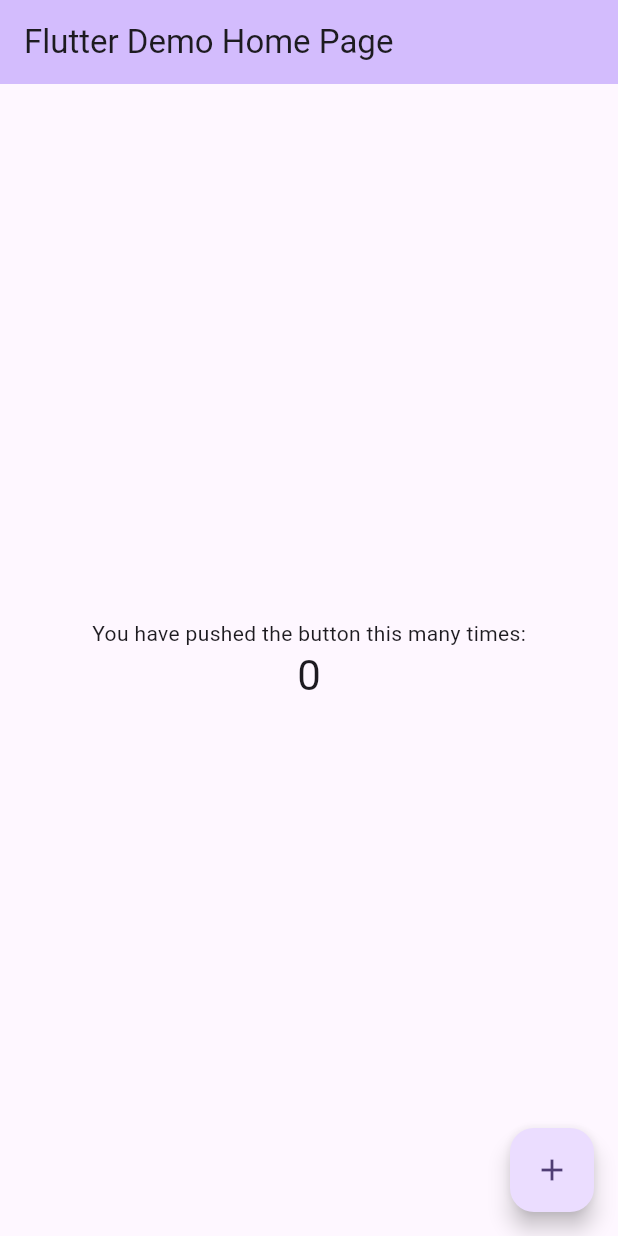
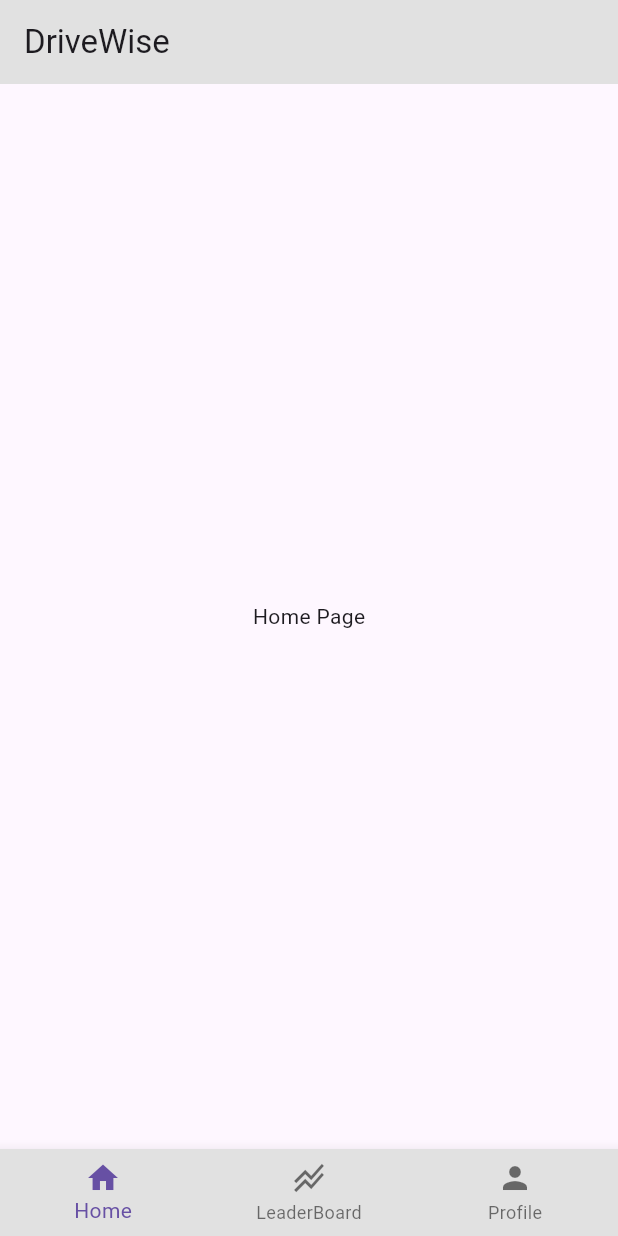
Before and after one commit to R-umaria/Group24F24, a Flutter app: the screen it shows after launch, on a phone screen of 412 x 824 dp. Run offline on Flutter 3.47's test engine with Material 3 defaults, Android fonts, the phone set to English and light mode, and no system bars.

Commit message:
NavBar pages created

```diff
--- a/lib/main.dart
+++ b/lib/main.dart
@@ -1,125 +1,23 @@
+import 'package:drive_wise/pages/first_page.dart';
+import 'package:drive_wise/pages/home_page.dart';
 import 'package:flutter/material.dart';
 
-void main() {
-  runApp(const MyApp());
+void main(){
+  runApp(DriveWise());
 }
 
-class MyApp extends StatelessWidget {
-  const MyApp({super.key});
+class DriveWise extends StatelessWidget {
+  const DriveWise({super.key});
 
-  // This widget is the root of your application.
   @override
   Widget build(BuildContext context) {
     return MaterialApp(
-      title: 'Flutter Demo',
-      theme: ThemeData(
-        // This is the theme of your application.
-        //
-        // TRY THIS: Try running your application with "flutter run". You'll see
-        // the application has a purple toolbar. Then, without quitting the app,
-        // try changing the seedColor in the colorScheme below to Colors.green
-        // and then invoke "hot reload" (save your changes or press the "hot
-        // reload" button in a Flutter-supported IDE, or press "r" if you used
-        // the command line to start the app).
-        //
-        // Notice that the counter didn't reset back to zero; the application
-        // state is not lost during the reload. To reset the state, use hot
-        // restart instead.
-        //
-        // This works for code too, not just values: Most code changes can be
-        // tested with just a hot reload.
-        colorScheme: ColorScheme.fromSeed(seedColor: Colors.deepPurple),
-        useMaterial3: true,
-      ),
-      home: const MyHomePage(title: 'Flutter Demo Home Page'),
+      debugShowCheckedModeBanner: false,
+      home: FirstPage(),
+      routes: {
+        '/firstpage': (context) => FirstPage(),
+        '/homepage': (context) => HomePage(),
+      },
     );
   }
 }
-
-class MyHomePage extends StatefulWidget {
-  const MyHomePage({super.key, required this.title});
-
-  // This widget is the home page of your application. It is stateful, meaning
-  // that it has a State object (defined below) that contains fields that affect
-  // how it looks.
-
-  // This class is the configuration for the state. It holds the values (in this
-  // case the title) provided by the parent (in this case the App widget) and
-  // used by the build method of the State. Fields in a Widget subclass are
-  // always marked "final".
-
-  final String title;
-
-  @override
-  State<MyHomePage> createState() => _MyHomePageState();
-}
-
-class _MyHomePageState extends State<MyHomePage> {
-  int _counter = 0;
-
-  void _incrementCounter() {
-    setState(() {
-      // This call to setState tells the Flutter framework that something has
-      // changed in this State, which causes it to rerun the build method below
-      // so that the display can reflect the updated values. If we changed
-      // _counter without calling setState(), then the build method would not be
-      // called again, and so nothing would appear to happen.
-      _counter++;
-    });
-  }
-
-  @override
-  Widget build(BuildContext context) {
-    // This method is rerun every time setState is called, for instance as done
-    // by the _incrementCounter method above.
-    //
-    // The Flutter framework has been optimized to make rerunning build methods
-    // fast, so that you can just rebuild anything that needs updating rather
-    // than having to individually change instances of widgets.
-    return Scaffold(
-      appBar: AppBar(
-        // TRY THIS: Try changing the color here to a specific color (to
-        // Colors.amber, perhaps?) and trigger a hot reload to see the AppBar
-        // change color while the other colors stay the same.
-        backgroundColor: Theme.of(context).colorScheme.inversePrimary,
-        // Here we take the value from the MyHomePage object that was created by
-        // the App.build method, and use it to set our appbar title.
-        title: Text(widget.title),
-      ),
-      body: Center(
-        // Center is a layout widget. It takes a single child and positions it
-        // in the middle of the parent.
-        child: Column(
-          // Column is also a layout widget. It takes a list of children and
-          // arranges them vertically. By default, it sizes itself to fit its
-          // children horizontally, and tries to be as tall as its parent.
-          //
-          // Column has various properties to control how it sizes itself and
-          // how it positions its children. Here we use mainAxisAlignment to
-          // center the children vertically; the main axis here is the vertical
-          // axis because Columns are vertical (the cross axis would be
-          // horizontal).
-          //
-          // TRY THIS: Invoke "debug painting" (choose the "Toggle Debug Paint"
-          // action in the IDE, or press "p" in the console), to see the
-          // wireframe for each widget.
-          mainAxisAlignment: MainAxisAlignment.center,
-          children: <Widget>[
-            const Text(
-              'You have pushed the button this many times:',
-            ),
-            Text(
-              '$_counter',
-              style: Theme.of(context).textTheme.headlineMedium,
-            ),
-          ],
-        ),
-      ),
-      floatingActionButton: FloatingActionButton(
-        onPressed: _incrementCounter,
-        tooltip: 'Increment',
-        child: const Icon(Icons.add),
-      ), // This trailing comma makes auto-formatting nicer for build methods.
-    );
-  }
-}
--- /dev/null
+++ b/lib/pages/first_page.dart
@@ -0,0 +1,70 @@
+// ignore_for_file: prefer_const_constructors, prefer_const_literals_to_create_immutables, must_be_immutable, prefer_final_fields
+
+import 'package:drive_wise/pages/home_page.dart';
+import 'package:drive_wise/pages/leader_board_page.dart';
+import 'package:drive_wise/pages/profile_page.dart';
+import 'package:flutter/material.dart';
+
+class FirstPage extends StatefulWidget {
+  FirstPage({super.key});
+
+  @override
+  State<FirstPage> createState() => _FirstPageState();
+}
+
+class _FirstPageState extends State<FirstPage> {
+  // this keeps track of the selected index
+  int _selectedIndex = 0;
+
+  // this method updates the new selected index
+  void _navigateBottomBar(int index) {
+    setState(() {
+      _selectedIndex = index;
+    });
+  }
+
+  // the pages we have in our app
+  final List _pages = [
+    // HomePage
+    HomePage(),
+
+    // LeaderBoardpage
+    LeaderBoardPage(),
+
+    // ProfilePage
+    ProfilePage()
+
+  ];
+
+  @override
+  Widget build(BuildContext context) {
+    return Scaffold(
+      appBar: AppBar(title: Text("DriveWise"), backgroundColor: Color.fromARGB(255, 225, 225, 225),),
+      body: _pages[_selectedIndex],
+      bottomNavigationBar: BottomNavigationBar(
+        currentIndex: _selectedIndex,
+        onTap: _navigateBottomBar,
+        backgroundColor: Color.fromARGB(255, 225, 225, 225),
+        items: [
+          // home
+          BottomNavigationBarItem(
+            icon: Icon(Icons.home),
+            label: 'Home'
+          ),
+
+          // LeaderBoard
+          BottomNavigationBarItem(
+            icon: Icon(Icons.stacked_line_chart),
+            label: 'LeaderBoard'
+          ),
+
+          // Profile
+          BottomNavigationBarItem(
+            icon: Icon(Icons.person),
+            label: 'Profile'
+          ),
+          ],
+        ),
+      );
+  }
+}
--- /dev/null
+++ b/lib/pages/home_page.dart
@@ -0,0 +1,16 @@
+// ignore_for_file: prefer_const_constructors
+
+import 'package:flutter/material.dart';
+
+class HomePage extends StatelessWidget {
+  const HomePage({super.key});
+
+  @override
+  Widget build(BuildContext context) {
+    return Scaffold(
+      body: Center(
+        child: Text("Home Page"),
+      ),
+    );
+  }
+}
--- /dev/null
+++ b/lib/pages/leader_board_page.dart
@@ -0,0 +1,16 @@
+// ignore_for_file: prefer_const_constructors
+
+import 'package:flutter/material.dart';
+
+class LeaderBoardPage extends StatelessWidget {
+  const LeaderBoardPage({super.key});
+
+  @override
+  Widget build(BuildContext context) {
+    return Scaffold(
+      body: Center(
+        child: Text("LeaderBoard Page"),
+      ),
+    );
+  }
+}
--- /dev/null
+++ b/lib/pages/profile_page.dart
@@ -0,0 +1,16 @@
+// ignore_for_file: prefer_const_constructors
+
+import 'package:flutter/material.dart';
+
+class ProfilePage extends StatelessWidget {
+  const ProfilePage({super.key});
+
+  @override
+  Widget build(BuildContext context) {
+    return Scaffold(
+      body: Center(
+        child: Text("Profile Page"),
+      ),
+    );
+  }
+}
--- a/pubspec.yaml
+++ b/pubspec.yaml
@@ -35,6 +35,8 @@ dependencies:
   # The following adds the Cupertino Icons font to your application.
   # Use with the CupertinoIcons class for iOS style icons.
   cupertino_icons: ^1.0.8
+  sensors_plus: ^6.1.0
+  geolocator: ^13.0.1
 
 dev_dependencies:
   flutter_test:
```
Also changed, not shown: pubspec.lock, 4 other files.
